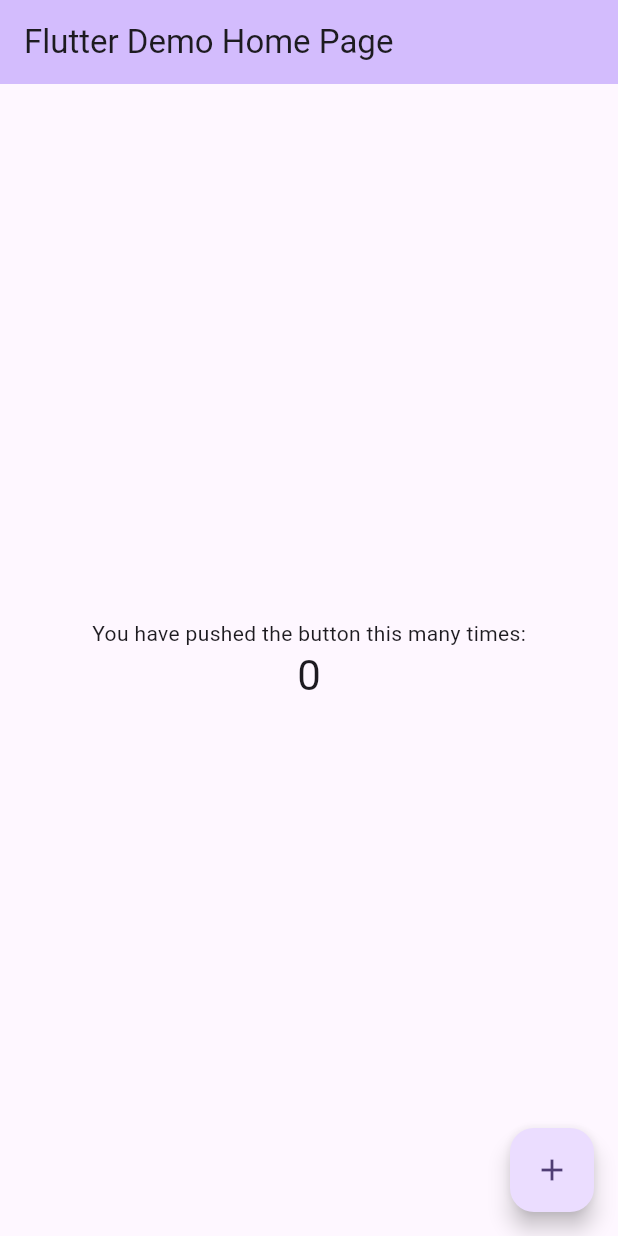
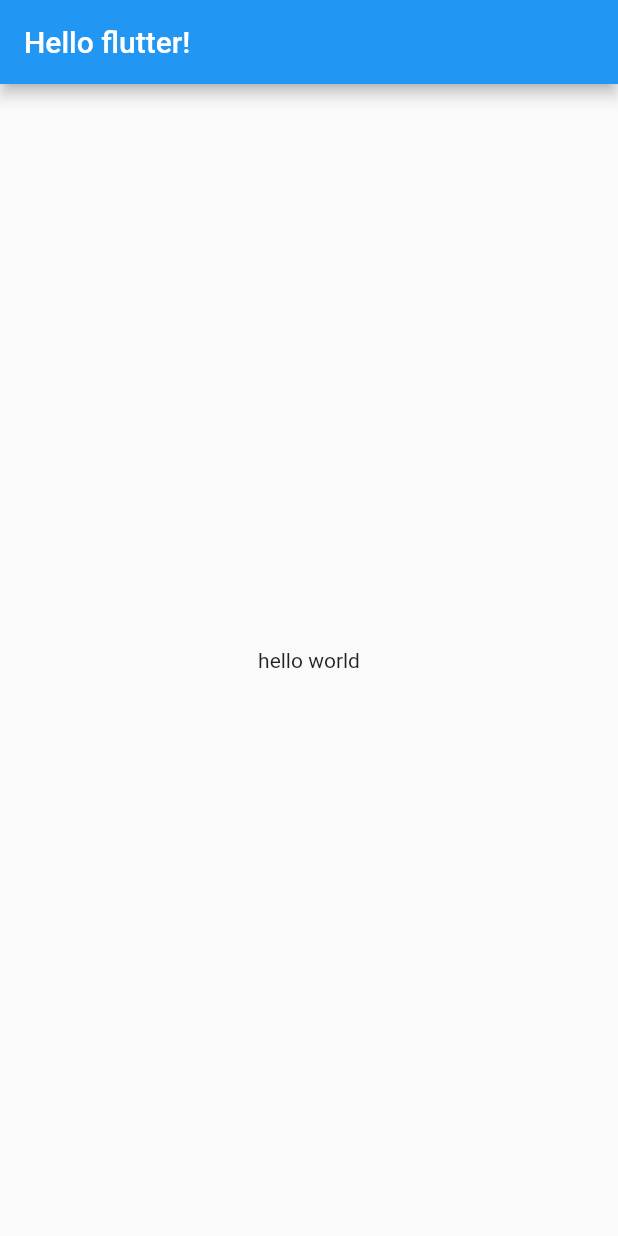
Before and after one commit to gksehfapd/toonflix, a Flutter app: the screen it shows after launch, on a phone screen of 412 x 824 dp. Run offline on Flutter 3.47's test engine with Material 2 defaults, Android fonts, the phone set to English and light mode, and no system bars.

Commit message:
test: hello world!

```diff
--- a/lib/main.dart
+++ b/lib/main.dart
@@ -1,125 +1,26 @@
+import 'package:flutter/cupertino.dart';
 import 'package:flutter/material.dart';
 
-void main() {
-  runApp(const MyApp());
+class Player {
+  String name;
+
+  Player({required this.name});
 }
 
-class MyApp extends StatelessWidget {
-  const MyApp({super.key});
+void main() {
+  var han = Player(name: 'DM');
 
-  // This widget is the root of your application.
+  runApp(App());
+}
+
+class App extends StatelessWidget {
   @override
   Widget build(BuildContext context) {
     return MaterialApp(
-      title: 'Flutter Demo',
-      theme: ThemeData(
-        // This is the theme of your application.
-        //
-        // TRY THIS: Try running your application with "flutter run". You'll see
-        // the application has a blue toolbar. Then, without quitting the app,
-        // try changing the seedColor in the colorScheme below to Colors.green
-        // and then invoke "hot reload" (save your changes or press the "hot
-        // reload" button in a Flutter-supported IDE, or press "r" if you used
-        // the command line to start the app).
-        //
-        // Notice that the counter didn't reset back to zero; the application
-        // state is not lost during the reload. To reset the state, use hot
-        // restart instead.
-        //
-        // This works for code too, not just values: Most code changes can be
-        // tested with just a hot reload.
-        colorScheme: ColorScheme.fromSeed(seedColor: Colors.deepPurple),
-        useMaterial3: true,
+      home: Scaffold(
+        appBar: AppBar(title: Text('Hello flutter!')),
+        body: Center(child: Text('hello world')),
       ),
-      home: const MyHomePage(title: 'Flutter Demo Home Page'),
     );
   }
 }
-
-class MyHomePage extends StatefulWidget {
-  const MyHomePage({super.key, required this.title});
-
-  // This widget is the home page of your application. It is stateful, meaning
-  // that it has a State object (defined below) that contains fields that affect
-  // how it looks.
-
-  // This class is the configuration for the state. It holds the values (in this
-  // case the title) provided by the parent (in this case the App widget) and
-  // used by the build method of the State. Fields in a Widget subclass are
-  // always marked "final".
-
-  final String title;
-
-  @override
-  State<MyHomePage> createState() => _MyHomePageState();
-}
-
-class _MyHomePageState extends State<MyHomePage> {
-  int _counter = 0;
-
-  void _incrementCounter() {
-    setState(() {
-      // This call to setState tells the Flutter framework that something has
-      // changed in this State, which causes it to rerun the build method below
-      // so that the display can reflect the updated values. If we changed
-      // _counter without calling setState(), then the build method would not be
-      // called again, and so nothing would appear to happen.
-      _counter++;
-    });
-  }
-
-  @override
-  Widget build(BuildContext context) {
-    // This method is rerun every time setState is called, for instance as done
-    // by the _incrementCounter method above.
-    //
-    // The Flutter framework has been optimized to make rerunning build methods
-    // fast, so that you can just rebuild anything that needs updating rather
-    // than having to individually change instances of widgets.
-    return Scaffold(
-      appBar: AppBar(
-        // TRY THIS: Try changing the color here to a specific color (to
-        // Colors.amber, perhaps?) and trigger a hot reload to see the AppBar
-        // change color while the other colors stay the same.
-        backgroundColor: Theme.of(context).colorScheme.inversePrimary,
-        // Here we take the value from the MyHomePage object that was created by
-        // the App.build method, and use it to set our appbar title.
-        title: Text(widget.title),
-      ),
-      body: Center(
-        // Center is a layout widget. It takes a single child and positions it
-        // in the middle of the parent.
-        child: Column(
-          // Column is also a layout widget. It takes a list of children and
-          // arranges them vertically. By default, it sizes itself to fit its
-          // children horizontally, and tries to be as tall as its parent.
-          //
-          // Column has various properties to control how it sizes itself and
-          // how it positions its children. Here we use mainAxisAlignment to
-          // center the children vertically; the main axis here is the vertical
-          // axis because Columns are vertical (the cross axis would be
-          // horizontal).
-          //
-          // TRY THIS: Invoke "debug painting" (choose the "Toggle Debug Paint"
-          // action in the IDE, or press "p" in the console), to see the
-          // wireframe for each widget.
-          mainAxisAlignment: MainAxisAlignment.center,
-          children: <Widget>[
-            const Text(
-              'You have pushed the button this many times:',
-            ),
-            Text(
-              '$_counter',
-              style: Theme.of(context).textTheme.headlineMedium,
-            ),
-          ],
-        ),
-      ),
-      floatingActionButton: FloatingActionButton(
-        onPressed: _incrementCounter,
-        tooltip: 'Increment',
-        child: const Icon(Icons.add),
-      ), // This trailing comma makes auto-formatting nicer for build methods.
-    );
-  }
-}
```
